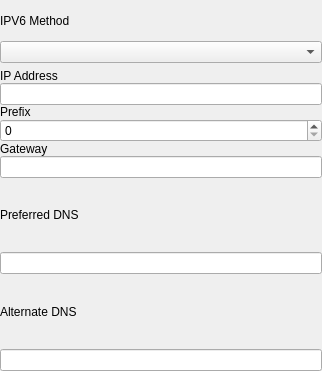
The window that plugins/network/src/plugin/setting-widget/ipv6-widget.ui (openeuler-mirror/kiran-control-panel) describes before a commit, drawn with Qt 5.
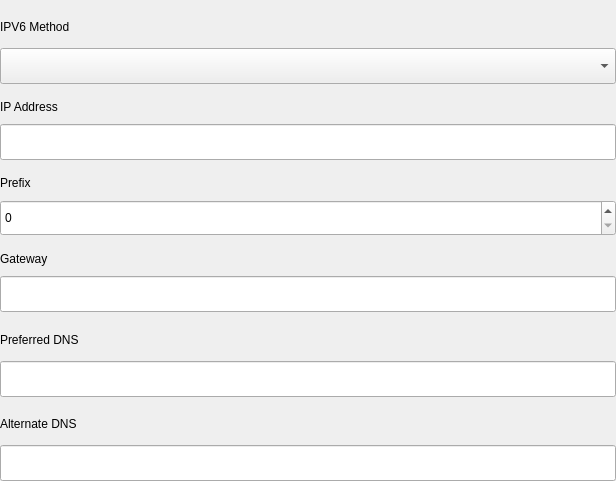
The same window after the commit. Custom widgets are drawn as their Qt base class.

The edit to the form file:
```diff
--- a/plugins/network/src/plugin/setting-widget/ipv6-widget.ui
+++ b/plugins/network/src/plugin/setting-widget/ipv6-widget.ui
@@ -6,19 +6,22 @@
    <rect>
     <x>0</x>
     <y>0</y>
-    <width>322</width>
-    <height>371</height>
+    <width>616</width>
+    <height>481</height>
    </rect>
   </property>
   <property name="windowTitle">
    <string>Ipv6Widget</string>
   </property>
-  <layout class="QVBoxLayout" name="m_verticalDeviceWidgetLayout">
+  <layout class="QVBoxLayout" name="verticalLayout_7">
+   <property name="spacing">
+    <number>16</number>
+   </property>
    <property name="leftMargin">
     <number>0</number>
    </property>
    <property name="topMargin">
-    <number>0</number>
+    <number>16</number>
    </property>
    <property name="rightMargin">
     <number>0</number>
@@ -29,7 +32,7 @@
    <item>
     <layout class="QVBoxLayout" name="verticalLayout_18">
      <property name="spacing">
-      <number>0</number>
+      <number>10</number>
      </property>
      <item>
       <widget class="QLabel" name="label_22">
@@ -39,7 +42,20 @@
       </widget>
      </item>
      <item>
-      <widget class="OptionsComboBox" name="ipv6Method"/>
+      <widget class="OptionsComboBox" name="ipv6Method">
+       <property name="minimumSize">
+        <size>
+         <width>0</width>
+         <height>36</height>
+        </size>
+       </property>
+       <property name="maximumSize">
+        <size>
+         <width>16777215</width>
+         <height>36</height>
+        </size>
+       </property>
+      </widget>
      </item>
     </layout>
    </item>
@@ -47,7 +63,7 @@
     <widget class="QWidget" name="ipv6Manual" native="true">
      <layout class="QVBoxLayout" name="m_verticalLayout">
       <property name="spacing">
-       <number>0</number>
+       <number>16</number>
       </property>
       <property name="leftMargin">
        <number>0</number>
@@ -60,6 +76,11 @@
       </property>
       <property name="bottomMargin">
        <number>0</number>
+      </property>
+      <item>
+       <layout class="QVBoxLayout" name="verticalLayout_3">
+        <property name="spacing">
+         <number>10</number>
       </property>
       <item>
        <widget class="QLabel" name="label_4">
@@ -69,8 +90,28 @@
        </widget>
       </item>
       <item>
-       <widget class="QLineEdit" name="ipv6Address"/>
-      </item>
+         <widget class="QLineEdit" name="ipv6Address">
+          <property name="minimumSize">
+           <size>
+            <width>0</width>
+            <height>36</height>
+           </size>
+          </property>
+          <property name="maximumSize">
+           <size>
+            <width>16777215</width>
+            <height>36</height>
+           </size>
+          </property>
+         </widget>
+        </item>
+       </layout>
+      </item>
+      <item>
+       <layout class="QVBoxLayout" name="verticalLayout_4">
+        <property name="spacing">
+         <number>10</number>
+        </property>
       <item>
        <widget class="QLabel" name="label_5">
         <property name="text">
@@ -79,8 +120,28 @@
        </widget>
       </item>
       <item>
-       <widget class="QSpinBox" name="ipv6Prefix"/>
-      </item>
+         <widget class="QSpinBox" name="ipv6Prefix">
+          <property name="minimumSize">
+           <size>
+            <width>0</width>
+            <height>36</height>
+           </size>
+          </property>
+          <property name="maximumSize">
+           <size>
+            <width>16777215</width>
+            <height>36</height>
+           </size>
+          </property>
+         </widget>
+        </item>
+       </layout>
+      </item>
+      <item>
+       <layout class="QVBoxLayout" name="verticalLayout_5">
+        <property name="spacing">
+         <number>10</number>
+        </property>
       <item>
        <widget class="QLabel" name="label_6">
         <property name="text">
@@ -89,11 +150,31 @@
        </widget>
       </item>
       <item>
-       <widget class="QLineEdit" name="ipv6Gateway"/>
-      </item>
-     </layout>
+         <widget class="QLineEdit" name="ipv6Gateway">
+          <property name="minimumSize">
+           <size>
+            <width>0</width>
+            <height>36</height>
+           </size>
+          </property>
+          <property name="maximumSize">
+           <size>
+            <width>16777215</width>
+            <height>36</height>
+           </size>
+          </property>
+         </widget>
+        </item>
+       </layout>
+      </item>
+     </layout>
     </widget>
    </item>
+   <item>
+    <layout class="QVBoxLayout" name="verticalLayout">
+     <property name="spacing">
+      <number>10</number>
+     </property>
    <item>
     <widget class="QLabel" name="label_15">
      <property name="text">
@@ -102,8 +183,28 @@
     </widget>
    </item>
    <item>
-    <widget class="QLineEdit" name="ipv6PreferredDNS"/>
-   </item>
+      <widget class="QLineEdit" name="ipv6PreferredDNS">
+       <property name="minimumSize">
+        <size>
+         <width>0</width>
+         <height>36</height>
+        </size>
+       </property>
+       <property name="maximumSize">
+        <size>
+         <width>16777215</width>
+         <height>36</height>
+        </size>
+       </property>
+      </widget>
+     </item>
+    </layout>
+   </item>
+   <item>
+    <layout class="QVBoxLayout" name="verticalLayout_2">
+     <property name="spacing">
+      <number>10</number>
+     </property>
    <item>
     <widget class="QLabel" name="label_17">
      <property name="text">
@@ -112,7 +213,22 @@
     </widget>
    </item>
    <item>
-    <widget class="QLineEdit" name="ipv6AlternateDNS"/>
+      <widget class="QLineEdit" name="ipv6AlternateDNS">
+       <property name="minimumSize">
+        <size>
+         <width>0</width>
+         <height>36</height>
+        </size>
+       </property>
+       <property name="maximumSize">
+        <size>
+         <width>16777215</width>
+         <height>36</height>
+        </size>
+       </property>
+      </widget>
+     </item>
+    </layout>
    </item>
   </layout>
  </widget>
```
Left out of the diff: 2 changed lines with no effect on the pictures. Lines whose indentation alone changed are shown as unchanged.
